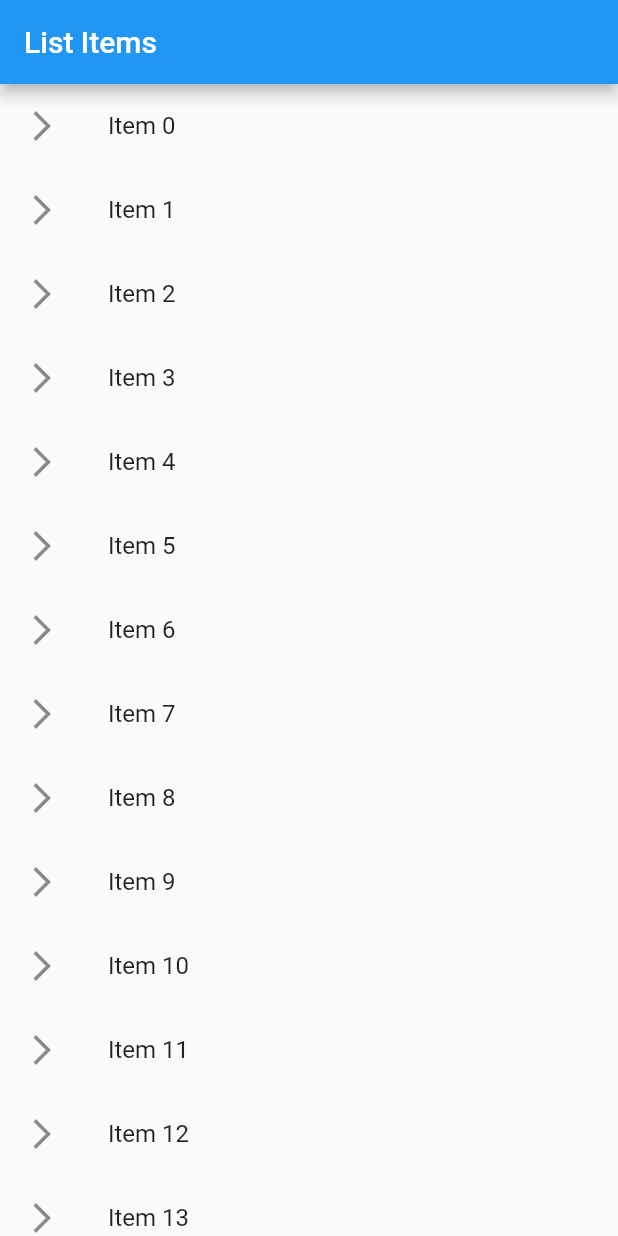
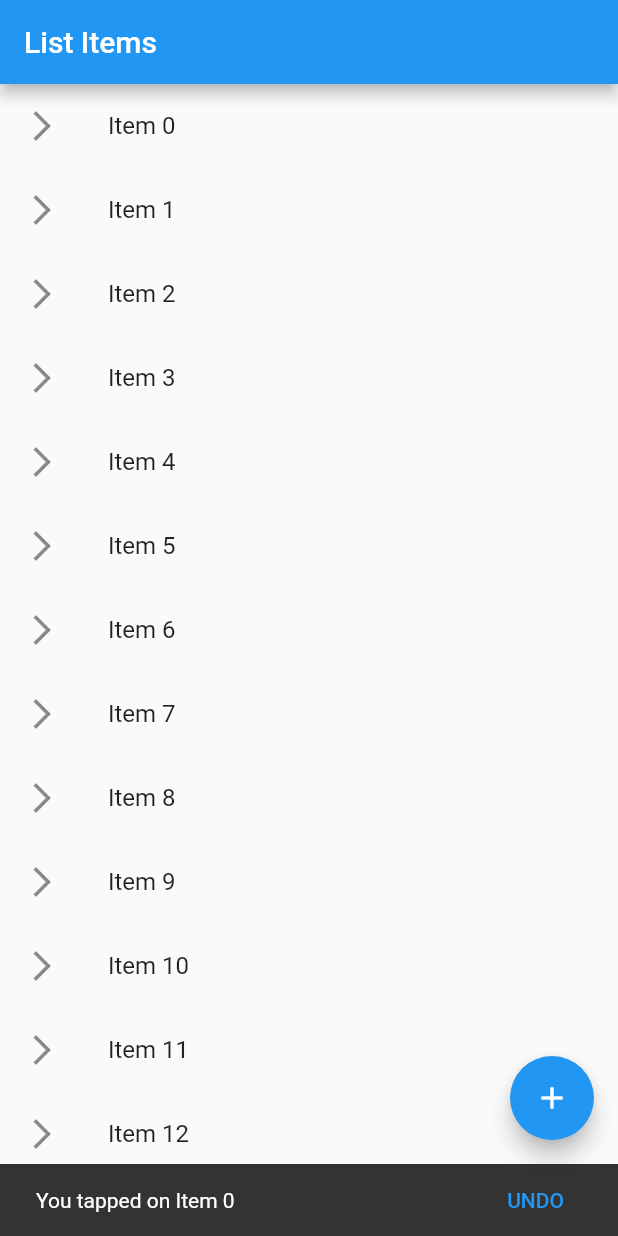
Before and after one commit to Pradnya2000/Flutter-Apps, a Flutter app: the screen it shows after launch, after a tap on an icon or button, on a phone screen of 412 x 824 dp. Run offline on Flutter 3.47's test engine with Material 2 defaults, Android fonts, the phone set to English and light mode, and no system bars.

Commit message:
Added snackbar and floatingAction Button

```diff
--- a/demo/lib/main.dart
+++ b/demo/lib/main.dart
@@ -13,6 +13,13 @@ void main()
         title:Text("List Items")
       ),
       body: getListView(),
+      floatingActionButton: FloatingActionButton(
+        onPressed: (){
+          debugPrint("floatingButton Pressed");
+        },
+        child: Icon(Icons.add),
+        tooltip: "Add item",
+      ),
 
     )
   )
@@ -25,6 +32,19 @@ List<String> getListElements()
   return items;
 }
 
+void showSnackbar(BuildContext context,String msg)
+{
+  var snackbar=SnackBar(
+    content: Text("You tapped on $msg"),
+    action:SnackBarAction(
+      label: "UNDO",
+      onPressed:()
+      {
+        debugPrint("performing Dummy Undo");
+      })
+  );
+  Scaffold.of(context).showSnackBar(snackbar);
+}
 Widget getListView()
 {
   var listdata=getListElements();
@@ -36,7 +56,7 @@ Widget getListView()
             title:Text(listdata[index]),
             onTap: ()
             {
-              debugPrint("tapped on ${listdata[index]}");
+              showSnackbar(context,listdata[index]);
             },
       );
     }
```
